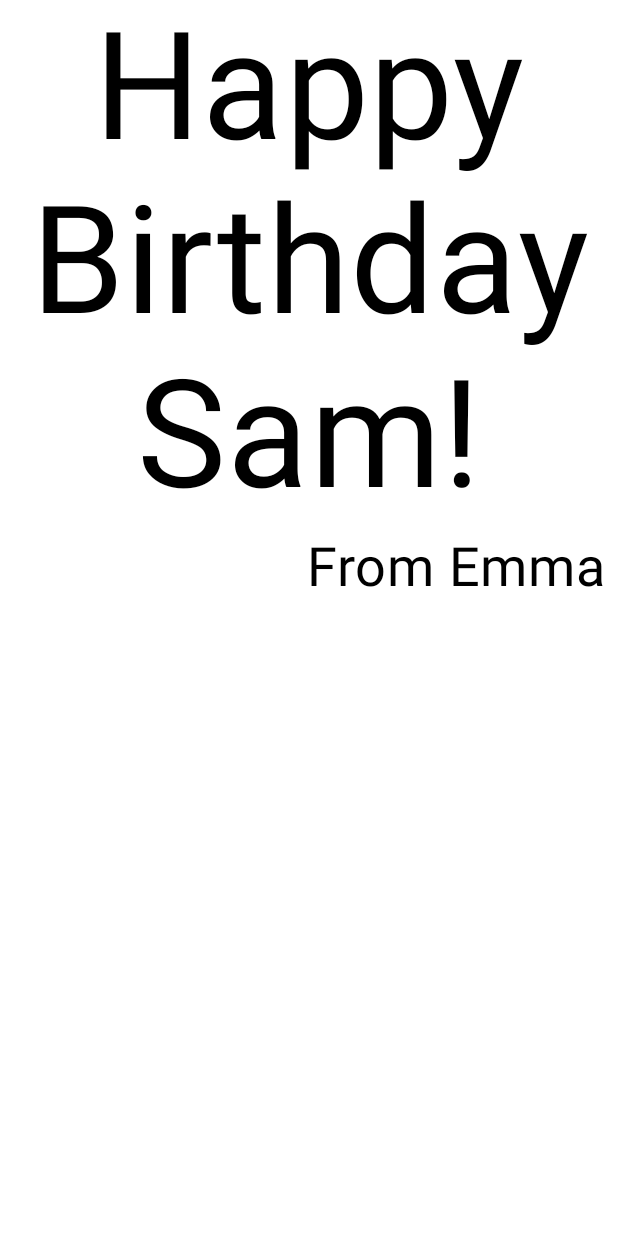
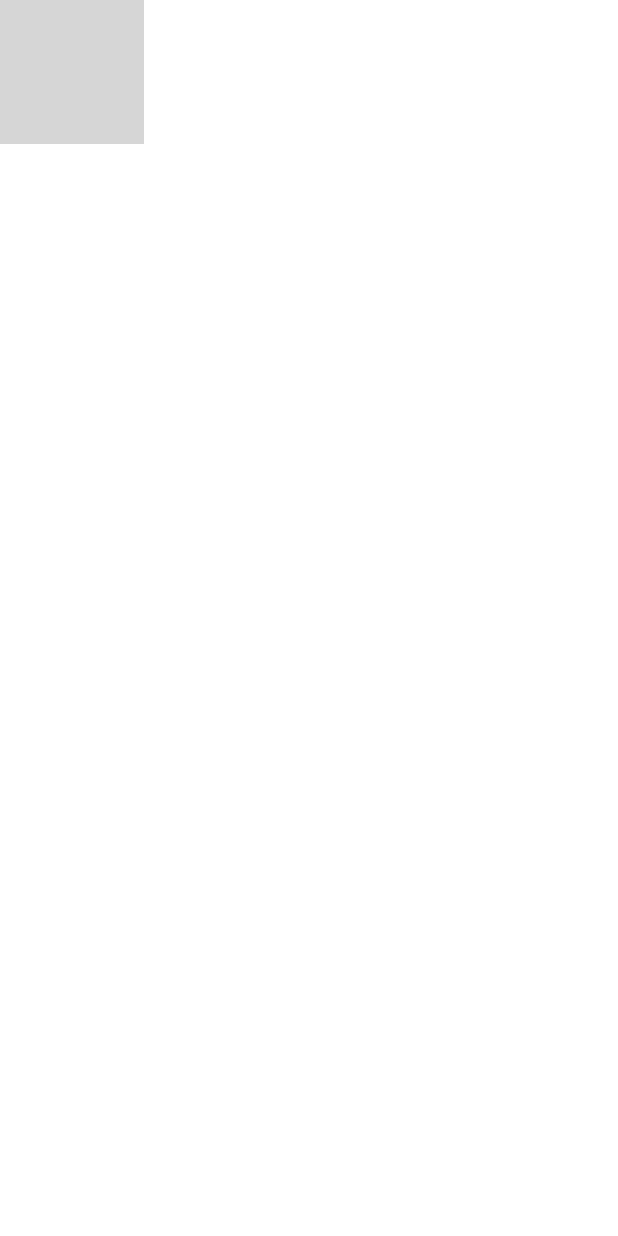
Before and after one commit to luci649/Andriod-Apps, an Android app built with Jetpack Compose: the @Preview function GreetingPreview, on a phone screen of 412 x 824 dp. Run offline under Robolectric (Android 15) with nearby library versions, the phone set to English and light mode, and no system bars; grey boxes are pictures that could not be loaded.

Commit message:
Create a new composable that takes the reference to the imported image to be stored in a variable that is the passed to the image composable function.

```diff
--- a/HappyBirthday/app/src/main/java/com/example/happybirthday/MainActivity.kt
+++ b/HappyBirthday/app/src/main/java/com/example/happybirthday/MainActivity.kt
@@ -4,6 +4,7 @@ import android.os.Bundle
 import android.os.Message
 import androidx.activity.ComponentActivity
 import androidx.activity.compose.setContent
+import androidx.compose.foundation.Image
 import androidx.compose.foundation.layout.Arrangement
 import androidx.compose.foundation.layout.Column
 import androidx.compose.foundation.layout.Row
@@ -15,6 +16,7 @@ import androidx.compose.material3.Text
 import androidx.compose.runtime.Composable
 import androidx.compose.ui.Alignment
 import androidx.compose.ui.Modifier
+import androidx.compose.ui.res.painterResource
 import androidx.compose.ui.text.style.TextAlign
 import androidx.compose.ui.tooling.preview.Preview
 import androidx.compose.ui.unit.dp
@@ -64,10 +66,19 @@ fun GreetingText(message: String, from: String, modifier: Modifier = Modifier) {
     }
 }
 
+@Composable
+fun GreetingImage(message: String, from: String, modifier: Modifier = Modifier){
+    val image = painterResource(R.drawable.androidparty)
+    Image(
+        painter = image,
+        contentDescription = null
+    )
+}
+
 @Preview(showBackground = true)
 @Composable
 fun GreetingPreview() {
     HappyBirthdayTheme {
-        GreetingText(message = "Happy Birthday Sam!", from = "From Emma")
+        GreetingImage(message = "Happy Birthday Sam!", from = "From Emma")
     }
 }
```
